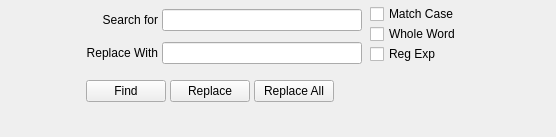
rkyleg/scope, file plugins/find_replace/find_replace.ui: the form before one commit.
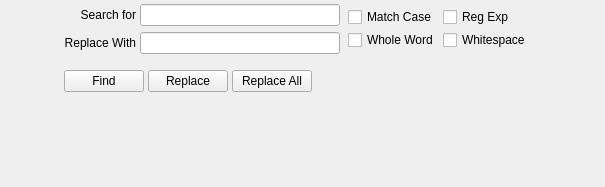
The form after the commit.

Commit message: find_replace - added option to find/replace whitespace

```diff
--- a/plugins/find_replace/find_replace.ui
+++ b/plugins/find_replace/find_replace.ui
@@ -6,8 +6,8 @@
    <rect>
     <x>0</x>
     <y>0</y>
-    <width>556</width>
-    <height>137</height>
+    <width>605</width>
+    <height>187</height>
    </rect>
   </property>
   <property name="windowTitle">
@@ -127,13 +127,23 @@
            </property>
           </widget>
          </item>
-         <item row="2" column="0">
+         <item row="0" column="1">
           <widget class="QCheckBox" name="ckbx_re">
            <property name="text">
             <string>Reg Exp</string>
            </property>
           </widget>
          </item>
+         <item row="1" column="1">
+          <widget class="QCheckBox" name="ckbx_whitespace">
+           <property name="toolTip">
+            <string>Find \n, \t, \r</string>
+           </property>
+           <property name="text">
+            <string>Whitespace</string>
+           </property>
+          </widget>
+         </item>
         </layout>
        </widget>
       </item>
```
The commit also changes 3 other files.
